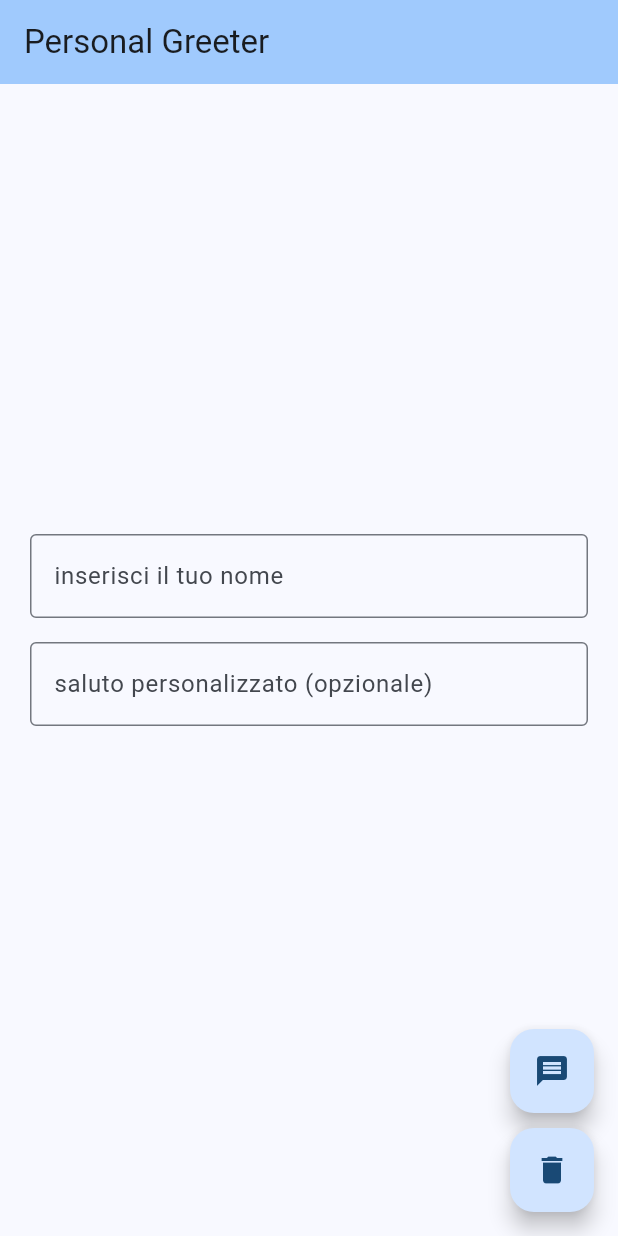
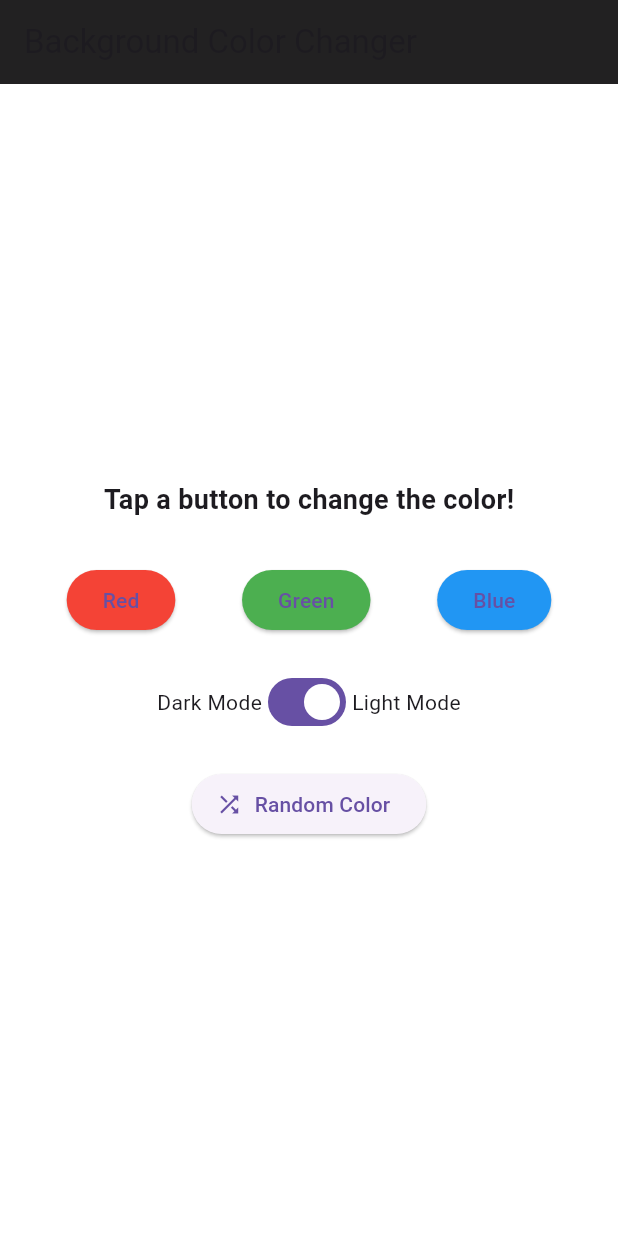
Before and after one commit to AlessiaTolotti/azerty-, a Flutter app: the screen it shows after launch, on a phone screen of 412 x 824 dp. Run offline on Flutter 3.47's test engine with Material 3 defaults, Android fonts, the light colour scheme and no system bars.

Commit message:
update es1.2

```diff
--- a/lib/main.dart
+++ b/lib/main.dart
@@ -1,4 +1,5 @@
 import 'package:flutter/material.dart';
+import 'dart:math';
 
 void main() {
   runApp(const MyApp());
@@ -10,117 +11,112 @@ class MyApp extends StatelessWidget {
   @override
   Widget build(BuildContext context) {
     return MaterialApp(
-      title: 'Greeter App',
-      theme: ThemeData(
-        colorScheme: ColorScheme.fromSeed(seedColor: Colors.blue),
-      ),
-      home: const MyHomePage(title: 'Personal Greeter'),
+      title: 'Background Color Changer',
+      home: const ColorChangerPage(),
     );
   }
 }
 
-class MyHomePage extends StatefulWidget {
-  const MyHomePage({super.key, required this.title});
-
-  final String title;
+class ColorChangerPage extends StatefulWidget {
+  const ColorChangerPage({super.key});
 
   @override
-  State<MyHomePage> createState() => _MyHomePageState();
+  State<ColorChangerPage> createState() => _ColorChangerPageState();
 }
 
-class _MyHomePageState extends State<MyHomePage> {
-  final TextEditingController _nameController = TextEditingController();
-  final TextEditingController _greetingController = TextEditingController();
-  String _displayMessage = '';
+class _ColorChangerPageState extends State<ColorChangerPage> {
+  // Stato per il colore di sfondo
+  Color _backgroundColor = Colors.white;
+  bool _isLightMode = true;
 
-  void _showGreeting() {
+  // Cambia colore manualmente
+  void _changeColor(Color newColor) {
     setState(() {
-      final name = _nameController.text;
-      final greeting = _greetingController.text;
-
-      if (name.isEmpty) {
-        _displayMessage = 'inserisci un nome!';
-      } else {
-        if (greeting.isEmpty) {
-          _displayMessage = 'Ciao, $name!';
-        } else {
-          _displayMessage = '$greeting, $name!';
-        }
-      }
+      _backgroundColor = newColor;
     });
   }
 
-  void _clearAll() {
+  // Toggle Light/Dark mode
+  void _toggleMode(bool value) {
     setState(() {
-      _nameController.clear();
-      _greetingController.clear();
-      _displayMessage = '';
+      _isLightMode = value;
+      _backgroundColor = _isLightMode ? Colors.yellow : Colors.grey[850]!;
     });
   }
 
-  @override
-  void dispose() {
-    _nameController.dispose();
-    _greetingController.dispose();
-    super.dispose();
+  // Colore casuale
+  void _randomizeColor() {
+    final random = Random();
+    setState(() {
+      _backgroundColor =
+          Colors.primaries[random.nextInt(Colors.primaries.length)];
+    });
   }
 
   @override
   Widget build(BuildContext context) {
     return Scaffold(
       appBar: AppBar(
-        backgroundColor: Theme.of(context).colorScheme.inversePrimary,
-        title: Text(widget.title),
+        title: const Text('Background Color Changer'),
+        backgroundColor: Colors.black87,
       ),
-      body: Center(
-        child: Padding(
-          padding: const EdgeInsets.all(20.0),
+      body: AnimatedContainer(
+        duration: const Duration(milliseconds: 500),
+        color: _backgroundColor,
+        child: Center(
           child: Column(
             mainAxisAlignment: MainAxisAlignment.center,
-            children: [
-              TextField(
-                controller: _nameController,
-                decoration: const InputDecoration(
-                  border: OutlineInputBorder(),
-                  labelText: 'inserisci il tuo nome',
-                ),
+            children: <Widget>[
+              const Text(
+                'Tap a button to change the color!',
+                style: TextStyle(fontSize: 18, fontWeight: FontWeight.bold),
               ),
-              SizedBox(height: 16),
-              TextField(
-                controller: _greetingController,
-                decoration: const InputDecoration(
-                  border: OutlineInputBorder(),
-                  labelText: 'saluto personalizzato (opzionale)',
-                  hintText: 'es: Yo, Hey, Buongiorno',
-                ),
+              const SizedBox(height: 30),
+              // Pulsanti Red/Green/Blue
+              Row(
+                mainAxisAlignment: MainAxisAlignment.spaceEvenly,
+                children: [
+                  ElevatedButton(
+                    style: ElevatedButton.styleFrom(backgroundColor: Colors.red),
+                    onPressed: () => _changeColor(Colors.red),
+                    child: const Text('Red'),
+                  ),
+                  ElevatedButton(
+                    style: ElevatedButton.styleFrom(backgroundColor: Colors.green),
+                    onPressed: () => _changeColor(Colors.green),
+                    child: const Text('Green'),
+                  ),
+                  ElevatedButton(
+                    style: ElevatedButton.styleFrom(backgroundColor: Colors.blue),
+                    onPressed: () => _changeColor(Colors.blue),
+                    child: const Text('Blue'),
+                  ),
+                ],
               ),
-              SizedBox(height: 40),
-              if (_displayMessage.isNotEmpty)
-                Text(
-                  _displayMessage,
-                  style: Theme.of(context).textTheme.headlineMedium,
-                ),
+              const SizedBox(height: 20),
+              // Switch Light/Dark
+              Row(
+                mainAxisAlignment: MainAxisAlignment.center,
+                children: [
+                  const Text('Dark Mode'),
+                  Switch(
+                    value: _isLightMode,
+                    onChanged: _toggleMode,
+                  ),
+                  const Text('Light Mode'),
+                ],
+              ),
+              const SizedBox(height: 20),
+              // Pulsante Random Color
+              ElevatedButton.icon(
+                onPressed: _randomizeColor,
+                icon: const Icon(Icons.shuffle),
+                label: const Text('Random Color'),
+              ),
             ],
           ),
         ),
       ),
-      floatingActionButton: Column(
-        mainAxisAlignment: MainAxisAlignment.end,
-        crossAxisAlignment: CrossAxisAlignment.end,
-        children: [
-          FloatingActionButton(
-            onPressed: _showGreeting,
-            tooltip: 'Salutami!',
-            child: const Icon(Icons.message),
-          ),
-          const SizedBox(height: 10),
-          FloatingActionButton(
-            onPressed: _clearAll,
-            tooltip: 'Pulisci tutto',
-            child: const Icon(Icons.delete),
-          ),
-        ],
-      ),
     );
   }
 }
```
